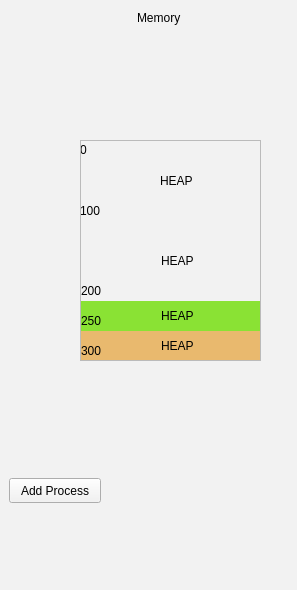
Above: Memory View/MemoryView.ui from AmrHosam/Memory-Allocation-using-Segmentation before the change. Below: the same form after it.
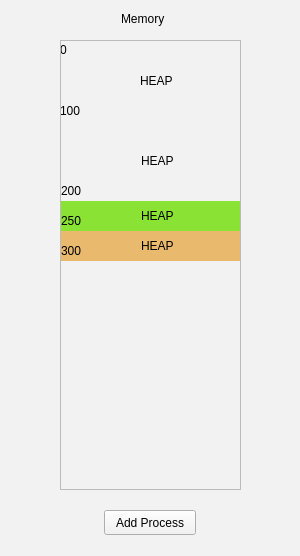
That is the form after the change.

Commit message: Memory Window Beta Version

Patch:
```diff
--- a/Memory View/MemoryView.ui
+++ b/Memory View/MemoryView.ui
@@ -6,8 +6,8 @@
    <rect>
     <x>0</x>
     <y>0</y>
-    <width>297</width>
-    <height>590</height>
+    <width>300</width>
+    <height>556</height>
    </rect>
   </property>
   <property name="windowTitle">
@@ -19,8 +19,8 @@
   <widget class="QPushButton" name="pushButton">
    <property name="geometry">
     <rect>
-     <x>9</x>
-     <y>478</y>
+     <x>104</x>
+     <y>510</y>
      <width>92</width>
      <height>25</height>
     </rect>
@@ -32,8 +32,8 @@
   <widget class="QLabel" name="label">
    <property name="geometry">
     <rect>
-     <x>137</x>
-     <y>9</y>
+     <x>121</x>
+     <y>10</y>
      <width>58</width>
      <height>17</height>
     </rect>
@@ -45,10 +45,10 @@
   <widget class="QScrollArea" name="scrollArea">
    <property name="geometry">
     <rect>
-     <x>80</x>
-     <y>140</y>
+     <x>60</x>
+     <y>40</y>
      <width>181</width>
-     <height>221</height>
+     <height>450</height>
     </rect>
    </property>
    <property name="sizeAdjustPolicy">
@@ -63,7 +63,7 @@
       <x>0</x>
       <y>0</y>
       <width>179</width>
-      <height>219</height>
+      <height>448</height>
      </rect>
     </property>
     <widget class="QWidget" name="widget_3" native="true">
```
The commit also changes 5 other files.
